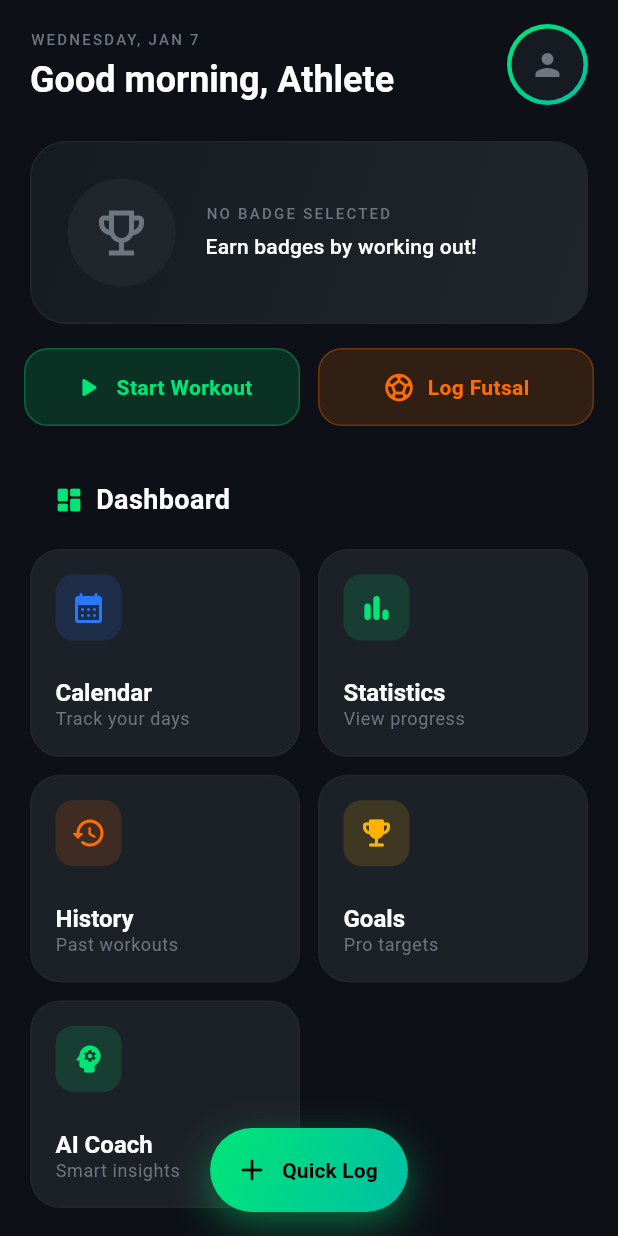
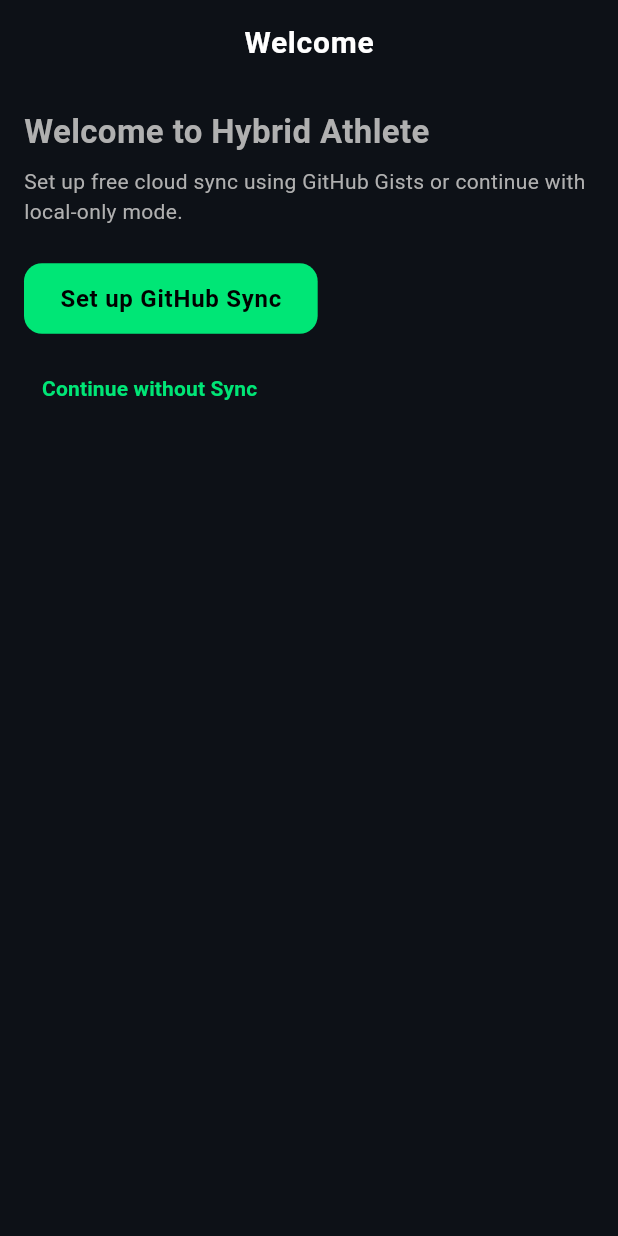
Before and after one commit to KonstaHovinen/hybrid_athlete, a Flutter app: the screen it shows after launch, on a phone screen of 412 x 824 dp. Run offline on Flutter 3.47's test engine with Material 3 defaults, Android fonts, the phone set to English and light mode, and no system bars; our stand-ins replace package_info_plus, shared_preferences, table_calendar; accounts and stored records are empty.

Commit message:
feat: add Settings & Updates screen, first-run onboarding, sync feedback, AI diagnostics, import/export; ci: cache Flutter/Pub; deps: package_info_plus

```diff
--- a/lib/main.dart
+++ b/lib/main.dart
@@ -1,7 +1,10 @@
 import 'package:flutter/material.dart';
 import 'package:flutter/services.dart';
 import 'screens/home_screen.dart';
+import 'screens/settings_screen.dart';
 import 'app_theme.dart';
+import 'utils/preferences_cache.dart';
+import 'screens/github_setup_screen.dart';
 
 void main() {
   WidgetsFlutterBinding.ensureInitialized();
@@ -14,16 +17,80 @@
   runApp(const HybridAthleteApp());
 }
 
-class HybridAthleteApp extends StatelessWidget {
+class HybridAthleteApp extends StatefulWidget {
   const HybridAthleteApp({super.key});
 
   @override
+  State<HybridAthleteApp> createState() => _HybridAthleteAppState();
+}
+
+class _HybridAthleteAppState extends State<HybridAthleteApp> {
+  bool? _firstRun;
+
+  @override
+  void initState() {
+    super.initState();
+    _initFirstRun();
+  }
+
+  Future<void> _initFirstRun() async {
+    final prefs = await PreferencesCache.getInstance();
+    final done = prefs.getBool('first_run_complete') ?? false;
+    setState(() { _firstRun = !done; });
+  }
+
+  @override
   Widget build(BuildContext context) {
+    if (_firstRun == null) {
+      return const MaterialApp(
+        debugShowCheckedModeBanner: false,
+        home: Scaffold(body: Center(child: CircularProgressIndicator())),
+      );
+    }
     return MaterialApp(
       title: 'Hybrid Athlete',
       debugShowCheckedModeBanner: false,
       theme: AppTheme.darkTheme,
-      home: const HomeScreen(),
+      home: _firstRun! ? _OnboardingScreen(onComplete: () async {
+        final prefs = await PreferencesCache.getInstance();
+        await prefs.setBool('first_run_complete', true);
+        if (mounted) setState(() { _firstRun = false; });
+      }) : const HomeScreen(),
     );
   }
 }
+
+class _OnboardingScreen extends StatelessWidget {
+  final VoidCallback onComplete;
+  const _OnboardingScreen({required this.onComplete});
+  @override
+  Widget build(BuildContext context) {
+    return Scaffold(
+      appBar: AppBar(title: const Text('Welcome')),
+      body: Padding(
+        padding: const EdgeInsets.all(16),
+        child: Column(
+          crossAxisAlignment: CrossAxisAlignment.start,
+          children: [
+            const Text('Welcome to Hybrid Athlete', style: TextStyle(fontSize: 22, fontWeight: FontWeight.bold)),
+            const SizedBox(height: 8),
+            const Text('Set up free cloud sync using GitHub Gists or continue with local-only mode.'),
+            const SizedBox(height: 24),
+            ElevatedButton(
+              onPressed: () {
+                Navigator.push(context, MaterialPageRoute(builder: (_) => const GitHubSetupScreen()))
+                  .then((_) => onComplete());
+              },
+              child: const Text('Set up GitHub Sync'),
+            ),
+            const SizedBox(height: 12),
+            TextButton(
+              onPressed: onComplete,
+              child: const Text('Continue without Sync'),
+            ),
+          ],
+        ),
+      ),
+    );
+  }
+}
--- a/pubspec.yaml
+++ b/pubspec.yaml
@@ -31,6 +31,7 @@
   table_calendar: ^3.1.2
   crypto: ^3.0.3
   path_provider: ^2.1.4
+  package_info_plus: ^8.0.2
 
 dev_dependencies:
   flutter_test:
```
Also changed, not shown: lib/screens/home_screen.dart (+11 -1 lines), lib/screens/settings_screen.dart (added, +311 -0 lines), pubspec.lock, 2 other files.
